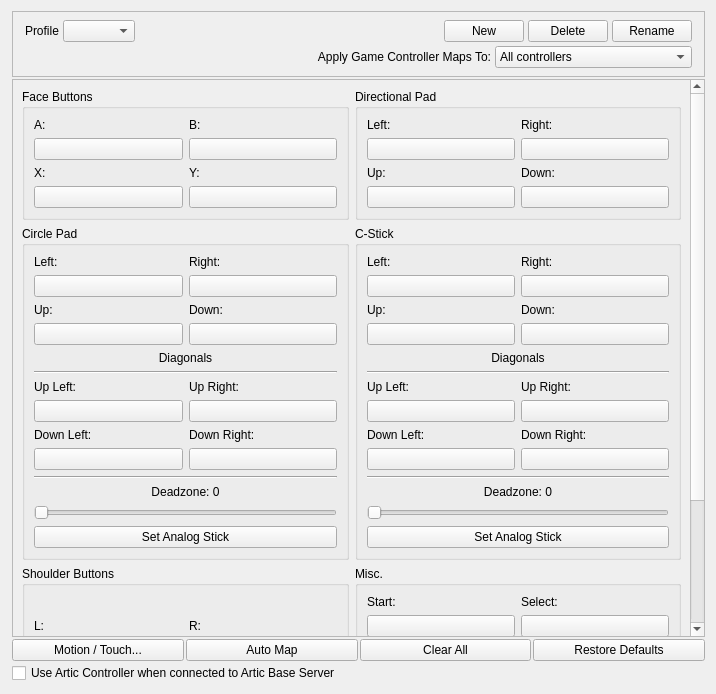
The window that src/citra_qt/configuration/configure_input.ui (AlexanderGG-0520/azahar) describes before a commit, drawn with Qt 5.
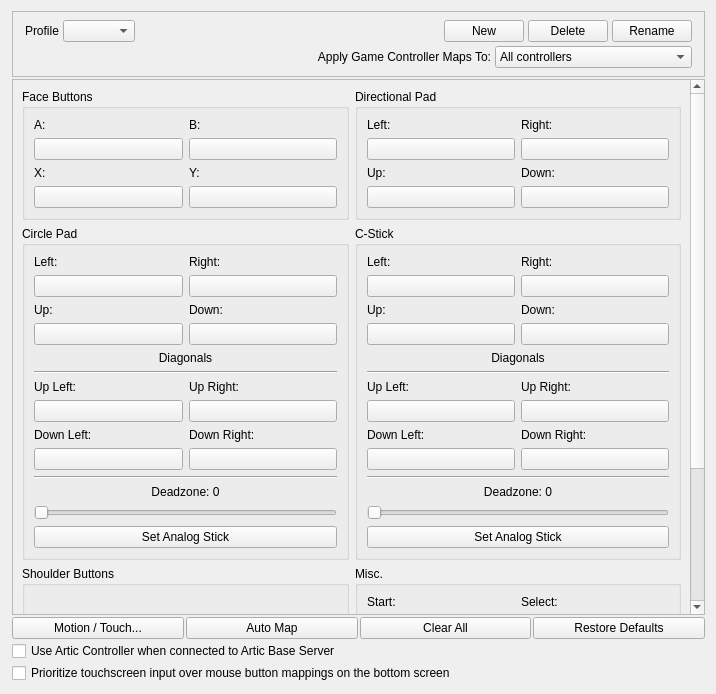
The same window after the commit.

Commit message: Add configurable mouse button input mappings

Patch:
```diff
--- a/src/citra_qt/configuration/configure_input.ui
+++ b/src/citra_qt/configuration/configure_input.ui
@@ -1164,6 +1164,13 @@
        </property>
       </widget>
      </item>
+     <item>
+      <widget class="QCheckBox" name="prefer_touchscreen_over_mouse_buttons">
+       <property name="text">
+        <string>Prioritize touchscreen input over mouse button mappings on the bottom screen</string>
+       </property>
+      </widget>
+     </item>
     </layout>
    </item>
   </layout>
```
The commit also changes 14 other files.
